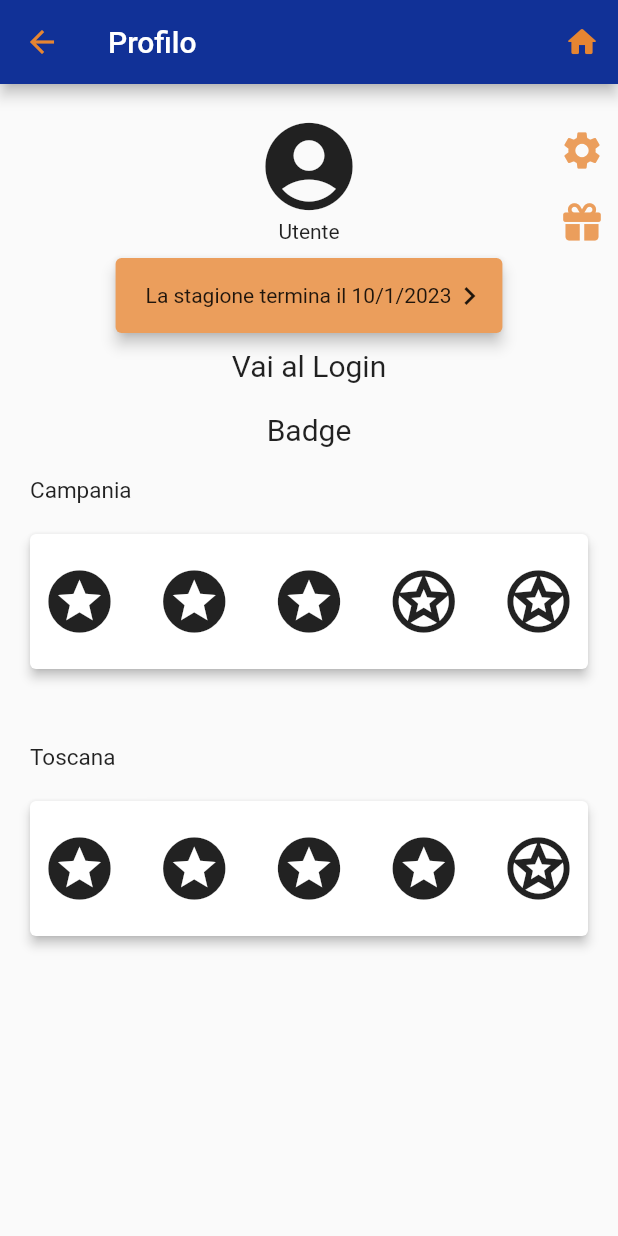
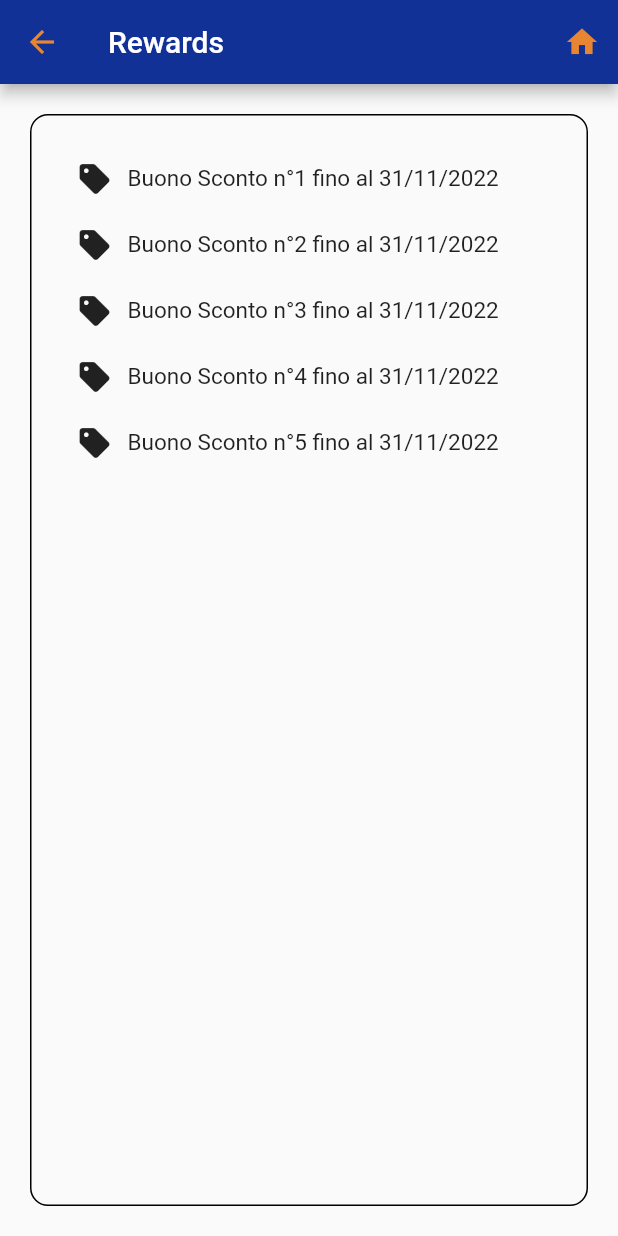
Before and after one commit to GaetanoRuggiero/EMAD2022_23-09, a Flutter app: the Profile screen opened directly, after a tap on an icon or button, on a phone screen of 412 x 824 dp. Run offline on Flutter 3.47's test engine with Material 2 defaults, Android fonts, the phone set to English and light mode, and no system bars; our stand-ins replace camera, font_awesome_flutter, google_maps_flutter, ionicons, shared_preferences; accounts and stored records are empty; generated files the repository leaves out were written again.

Commit message:
Added rewards ui, updated translation and profile ui.

```diff
--- a/arts/lib/l10n/app_en.arb
+++ b/arts/lib/l10n/app_en.arb
@@ -56,5 +56,10 @@
   "emailExm": "e.g. janedoe@example.com",
   "missingEmail": "Enter your email!",
   "missingPsw": "Enter your password!",
-  "login": "Sign in"
+  "login": "Sign in",
+
+  "profile": "Profile",
+  "redirectLog": "Login now",
+  "rewards": "Rewards",
+  "seasonMex": "The season ends on "
 }
--- a/arts/lib/l10n/app_it.arb
+++ b/arts/lib/l10n/app_it.arb
@@ -56,5 +56,10 @@
   "emailExm": "Es. mariorossi@esempio.it",
   "missingEmail": "Inserisci la tua email!",
   "missingPsw": "Inserisci la tua password!",
-  "login": "Entra"
+  "login": "Entra",
+
+  "profile": "Profilo",
+  "redirectLog": "Accedi",
+  "rewards": "Premi",
+  "seasonMex": "La stagione termina il "
 }
--- a/arts/lib/ui/profile.dart
+++ b/arts/lib/ui/profile.dart
@@ -2,6 +2,9 @@ import 'package:arts/ui/login.dart';
 import 'package:arts/ui/settings.dart';
 import 'package:flutter/material.dart';
 import 'package:font_awesome_flutter/font_awesome_flutter.dart';
+import 'package:flutter_gen/gen_l10n/app_localizations.dart';
+
+import 'rewards.dart';
 
 class Profile extends StatelessWidget {
   const Profile({Key? key}) : super(key: key);
@@ -10,7 +13,7 @@ class Profile extends StatelessWidget {
   Widget build(BuildContext context) {
     return Scaffold(
         appBar: AppBar(
-          title: const Text("Profilo"),
+          title: Text(AppLocalizations.of(context)!.profile),
           actions: <Widget>[
             IconButton(
                 onPressed: () {
@@ -26,10 +29,10 @@ class Profile extends StatelessWidget {
                 alignment: Alignment.center,
                 margin: const EdgeInsets.fromLTRB(0, 20, 0, 0),
                 child: Column(
-                  children: const [
-                    Icon(size: 70, Icons.account_circle),
-                    Text("Utente"),
-                    SeasonCard(),
+                  children: [
+                    const Icon(size: 70, Icons.account_circle),
+                    Text(AppLocalizations.of(context)!.name),
+                    const SeasonCard(),
                   ],
                 ),
               ),
@@ -51,7 +54,12 @@ class Profile extends StatelessWidget {
                           icon: const Icon(size: 30, Icons.settings)),
                       IconButton(
                           color: const Color(0xFFEB9E5C),
-                          onPressed: () {},
+                          onPressed: () {
+                            Navigator.push(
+                                context,
+                                MaterialPageRoute(
+                                    builder: (context) => const RewardsPage()));
+                          },
                           icon: const Icon(size: 25, FontAwesomeIcons.gift)),
                     ],
                   ),
@@ -65,11 +73,12 @@ class Profile extends StatelessWidget {
                 onTap: () {
                   Navigator.push(
                     context,
-                    MaterialPageRoute(builder: (context) => const LoginScreen()),
+                    MaterialPageRoute(
+                        builder: (context) => const LoginScreen()),
                   );
                 },
-                child:
-                    const Text("Vai al Login", style: TextStyle(fontSize: 20))),
+                child: Text(AppLocalizations.of(context)!.redirectLog,
+                    style: const TextStyle(fontSize: 20))),
           ),
           Container(
               padding: const EdgeInsets.all(20),
@@ -194,13 +203,11 @@ class SeasonCard extends StatelessWidget {
           mainAxisAlignment: MainAxisAlignment.center,
           mainAxisSize: MainAxisSize.min,
           children: [
-            Text("La stagione termina il $day/$month/$year"),
+            Text("${AppLocalizations.of(context)!.seasonMex}$day/$month/$year"),
             IconButton(
                 padding: EdgeInsets.zero,
                 constraints: const BoxConstraints(),
-                onPressed: () {
-                  //TODO: link to page with season rewards
-                },
+                onPressed: () {},
                 icon: const Icon(Icons.navigate_next)),
           ],
         ),
--- /dev/null
+++ b/arts/lib/ui/rewards.dart
@@ -0,0 +1,64 @@
+import 'package:flutter/material.dart';
+import 'package:flutter_gen/gen_l10n/app_localizations.dart';
+
+class RewardsPage extends StatefulWidget {
+  const RewardsPage({Key? key}) : super(key: key);
+
+  @override
+  State<RewardsPage> createState() => _RewardsPageState();
+}
+
+class _RewardsPageState extends State<RewardsPage> {
+  @override
+  Widget build(BuildContext context) {
+    return Scaffold(
+        appBar: AppBar(
+          title: Text(AppLocalizations.of(context)!.rewards),
+          actions: [
+            IconButton(
+                onPressed: () {
+                  Navigator.of(context).popUntil((route) => route.isFirst);
+                },
+                icon: const Icon(Icons.home))
+          ],
+        ),
+        body: const OutlinedCardExample());
+  }
+}
+
+class OutlinedCardExample extends StatelessWidget {
+  const OutlinedCardExample({super.key});
+
+  @override
+  Widget build(BuildContext context) {
+    final List<String> entries = <String>['1', '2', '3', '4', '5'];
+    return Center(
+      child: Container(
+        margin: const EdgeInsets.only(left: 20, right: 20, top: 20, bottom: 20),
+        padding: const EdgeInsets.all(20),
+        //constraints: const BoxConstraints.expand(),
+        decoration: BoxDecoration(
+          border: Border.all(),
+          borderRadius: const BorderRadius.all(Radius.circular(12)),
+        ),
+        child: ListView.builder(
+            itemCount: entries.length,
+            itemBuilder: (context, index) {
+              return Container(
+                padding: const EdgeInsets.all(10),
+                child: Row(children: [
+                  const Padding(
+                    padding: EdgeInsets.only(right: 10),
+                    child: Icon(Icons.sell),
+                  ),
+                  Text("Buono Sconto n°${entries[index]}",
+                      style: const TextStyle(fontSize: 15)),
+                  const Text(" fino al 31/11/2022",
+                      style: TextStyle(fontSize: 15))
+                ]),
+              );
+            }),
+      ),
+    );
+  }
+}
```
